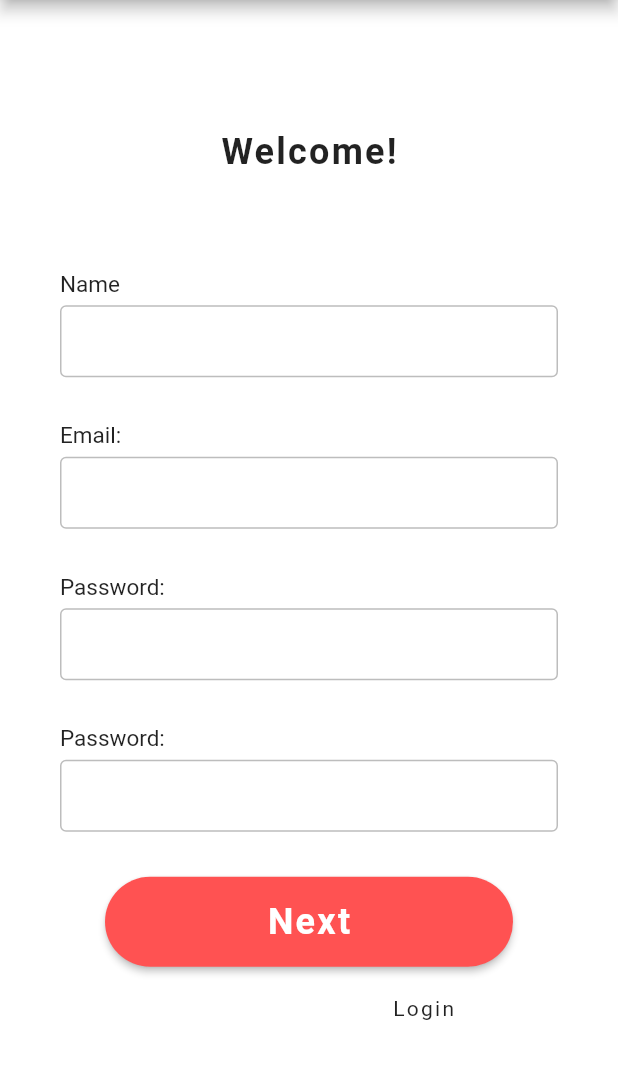
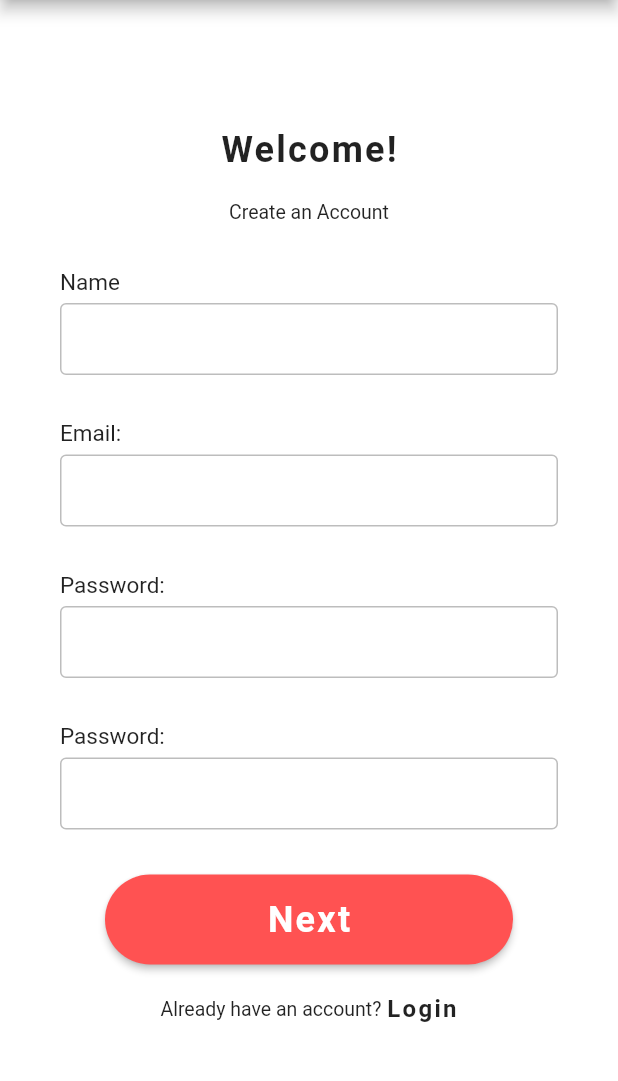
Before and after one commit to AsthaGarg16/CZ3002-FIT, a Flutter app: the screen it shows after launch, after a tap on "Sign Up", on a phone screen of 412 x 824 dp, the part 84-1165 px from its top. Run offline on Flutter 3.47's test engine with Material 2 defaults, Android fonts, the phone set to English and light mode, and no system bars; our stand-ins replace cloud_firestore, firebase_auth, firebase_core; accounts and stored records are empty; Roboto replaces fonts that are missing (mw).

Commit message:
change font size and color for headline3, labelMedium, bodyText2

```diff
--- a/fit/lib/main.dart
+++ b/fit/lib/main.dart
@@ -33,7 +33,7 @@ class MyApp extends StatelessWidget {
               color: Colors.black87,
               letterSpacing: 2.0),
           headline3: TextStyle(
-              fontSize: 16.0,
+              fontSize: 20.0,
               fontWeight: FontWeight.bold,
               color: Colors.teal,
               letterSpacing: 2.0),
@@ -48,8 +48,8 @@ class MyApp extends StatelessWidget {
               color: Colors.black87,
               letterSpacing: 1.5),
           labelMedium: TextStyle(
-              fontSize: 14.0,
-              fontWeight: FontWeight.normal,
+              fontSize: 16.0,
+              fontWeight: FontWeight.bold,
               color: Colors.black87,
               letterSpacing: 1.5),
           bodyText1: TextStyle(
@@ -58,8 +58,8 @@ class MyApp extends StatelessWidget {
               color: Colors.black87),
           bodyText2: TextStyle(
               fontSize: 13.0,
-              fontWeight: FontWeight.bold,
-              color: Colors.white),
+              fontWeight: FontWeight.normal,
+              color: Colors.black87),
         ),
         fontFamily: "mw",
       ),
```
